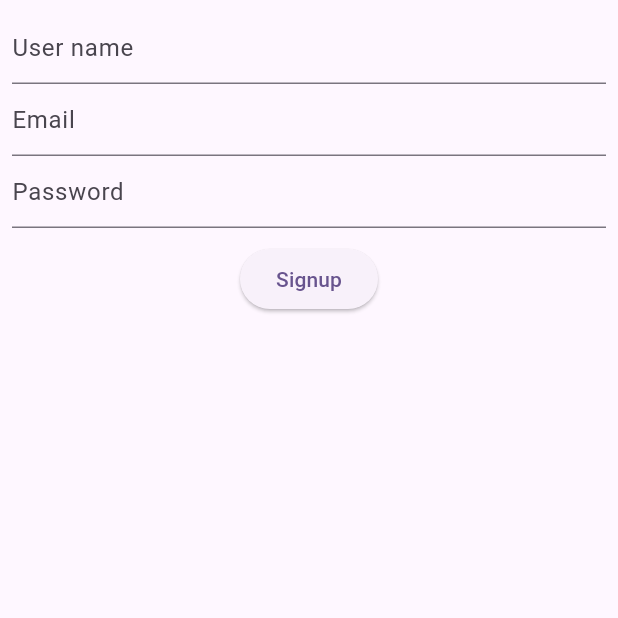
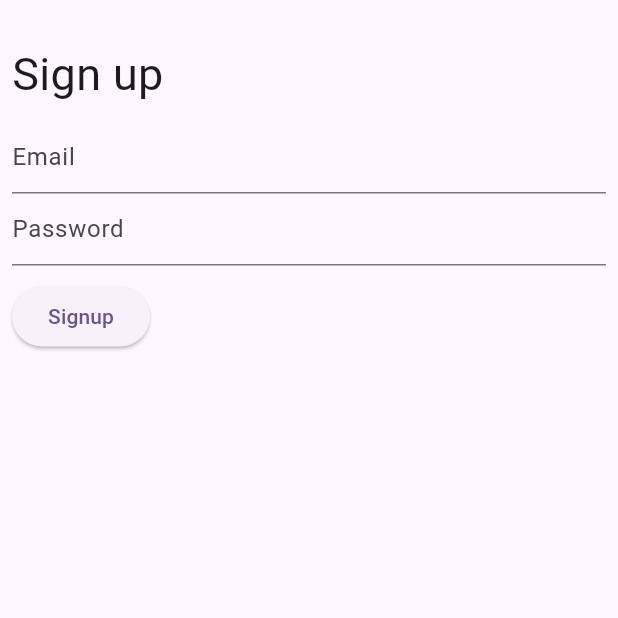
Before and after one commit to yunweneric/amplify_demo, a Flutter app: the Login screen opened directly, on a phone screen of 412 x 824 dp, the top half of it. Run offline on Flutter 3.47's test engine with Material 3 defaults, Android fonts, the light colour scheme and no system bars; missing offline and left inert: amplify_auth_cognito, amplify_authenticator, amplify_flutter.

Commit message:
added auth with client

```diff
--- a/lib/auth/login.dart
+++ b/lib/auth/login.dart
@@ -83,18 +83,40 @@ class _LoginState extends State<Login> {
           key: _key,
           child: Padding(
             padding: const EdgeInsets.all(8.0),
+            child: SingleChildScrollView(
               child: Column(
+                crossAxisAlignment: CrossAxisAlignment.start,
                 children: [
+                  SizedBox(height: 20),
+                  Text(
+                    "Sign up",
+                    style: TextStyle(fontSize: 30),
+                  ),
+                  SizedBox(height: 10),
+                  // TextFormField(
+                  //   controller: usernameController,
+                  //   validator: (val) {
+                  //     if (val == null || val.isEmpty) return 'username is required';
+                  //     return null;
+                  //   },
+                  //   decoration: InputDecoration(hintText: "User name"),
+                  // ),
                   TextFormField(
-                  controller: usernameController,
-                  decoration: InputDecoration(hintText: "User name"),
+                    keyboardType: TextInputType.emailAddress,
+                    controller: emailController,
+                    decoration: InputDecoration(hintText: "Email"),
+                    validator: (val) {
+                      if (val == null || val.isEmpty) return 'email is required';
+                      return null;
+                    },
                   ),
                   TextFormField(
-                  controller: emailController,
-                  decoration: InputDecoration(hintText: "Email"),
-                ),
-                TextFormField(
+                    obscureText: true,
                     decoration: InputDecoration(hintText: "Password"),
+                    validator: (val) {
+                      if (val == null || val.isEmpty) return 'password is required';
+                      return null;
+                    },
                     controller: passwordController,
                   ),
                   if (message != null)
@@ -105,9 +127,12 @@ class _LoginState extends State<Login> {
                   SizedBox(height: 10),
                   ElevatedButton(
                     onPressed: () {
+                      setState(() {
+                        message = null;
+                      });
                       if (_key.currentState!.validate()) {
                         signUpUser(
-                        username: usernameController.text.trim(),
+                          username: emailController.text.trim(),
                           password: passwordController.text.trim(),
                           email: emailController.text.trim(),
                         );
@@ -120,6 +145,7 @@ class _LoginState extends State<Login> {
             ),
           ),
         ),
+      ),
     );
   }
 }
```
Also changed, not shown: lib/main.dart (+4 -10 lines). Lines whose indentation alone changed are shown as unchanged.
